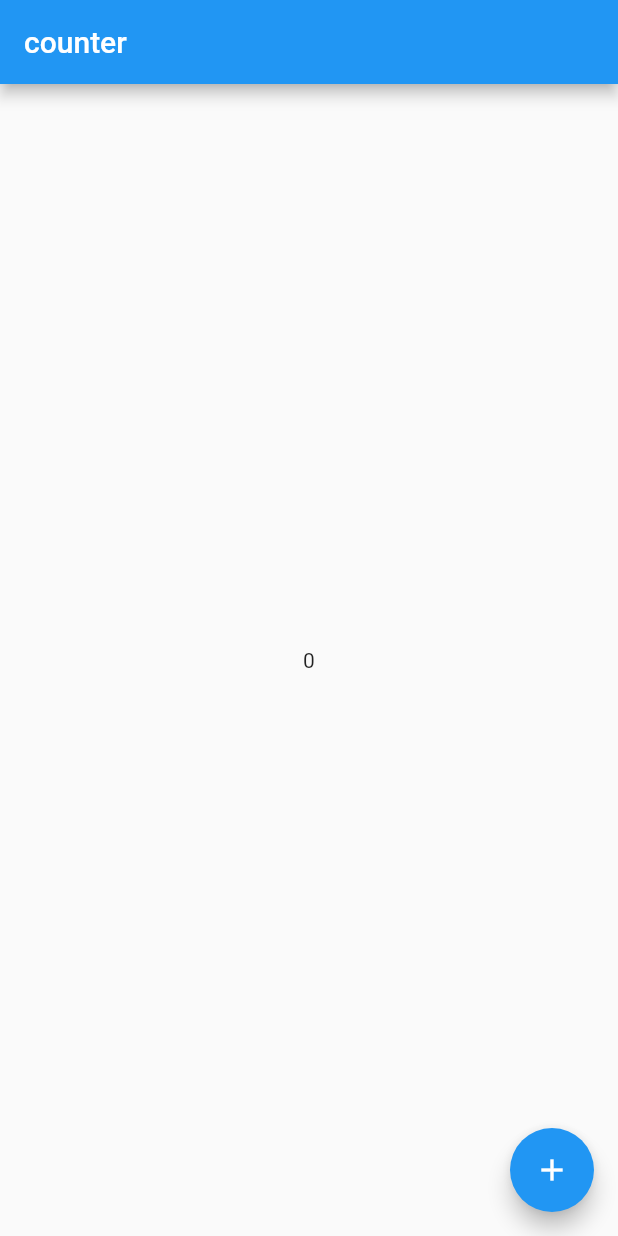
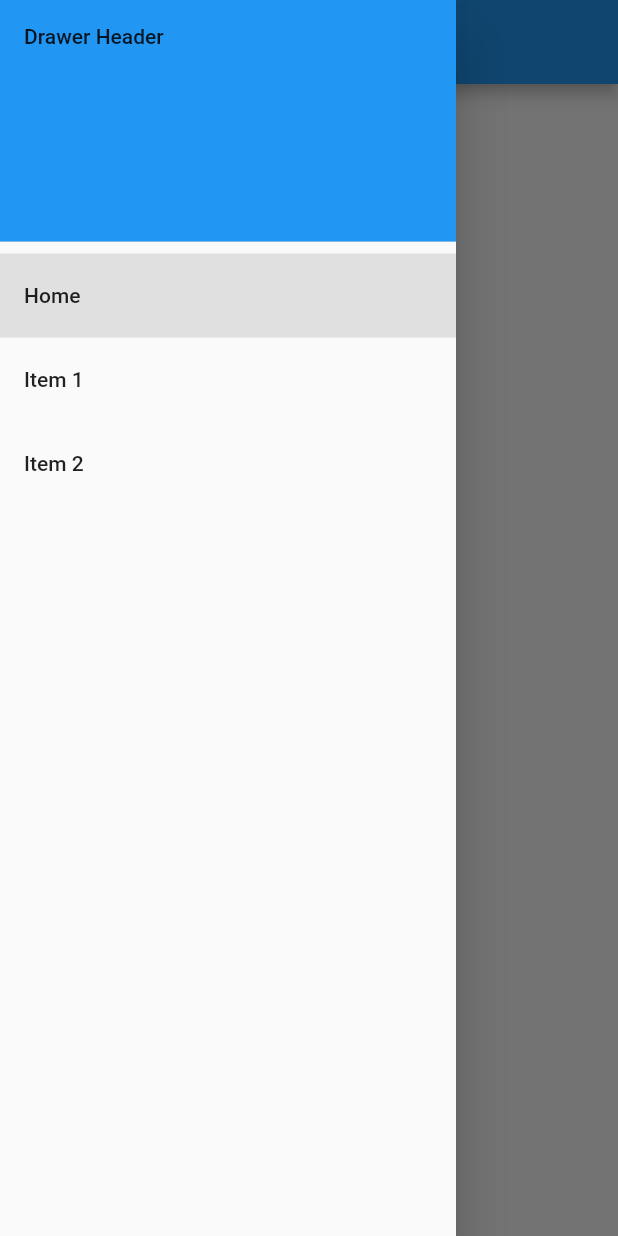
Before and after one commit to monkeyidesign/sample_getx_app, a Flutter app: the screen it shows after launch, with the side drawer open (before the commit the screen has no drawer), on a phone screen of 412 x 824 dp. Run offline on Flutter 3.47's test engine with Material 2 defaults, Android fonts, the phone set to English and light mode, and no system bars; our stand-ins replace get.

Commit message:
Adding Drawer

```diff
--- a/lib/main.dart
+++ b/lib/main.dart
@@ -1,19 +1,33 @@
 import 'package:flutter/material.dart';
 import 'package:get/get.dart';
+import 'screens/Page1/Page1.dart';
+import 'screens/Page1/Page1Binding.dart';
+import 'screens/Page2/Page2.dart';
+import 'screens/Page2/Page2Binding.dart';
+import 'screens/home/Home.dart';
+import 'screens/home/HomeBinding.dart';
 
-void main() => runApp(MaterialApp(home: Home()));
 
-class Home extends StatelessWidget {
-  var count = 0.obs;
-
-  @override
-  Widget build(context) => Scaffold(
-      appBar: AppBar(title: Text("counter")),
-      body: Center(
-        child: Obx(() => Text("$count")),
+void main() {
+  runApp(GetMaterialApp(
+    navigatorKey: Get.key,
+    initialRoute: '/home',
+    getPages: [
+      GetPage(
+        name: '/home',
+        page: () => Home(),
+        binding: HomeBinding(),
       ),
-      floatingActionButton: FloatingActionButton(
-        child: Icon(Icons.add),
-        onPressed: () => count++,
-      ));
+      GetPage(
+        name: '/page1',
+        page: () => Page1(),
+        binding: Page1Binding(),
+      ),
+      GetPage(
+        name: '/page2',
+        page: () => Page2(),
+        binding: Page2Binding(),
+      ),
+    ],
+  ));
 }
--- /dev/null
+++ b/lib/screens/home/Home.dart
@@ -0,0 +1,17 @@
+import 'package:flutter/material.dart';
+import 'package:get/get.dart';
+import '../../shared/MainDrawer.dart';
+import 'HomeController.dart';
+
+class Home extends GetView<HomeController> {
+  @override
+  Widget build(BuildContext context) {
+    return Scaffold(
+      appBar: AppBar(title: Text("APP DRAWER")),
+      body: Center(
+        child: Text('Home'),
+      ),
+      drawer: MainDrawer(),
+    );
+  }
+}
--- /dev/null
+++ b/lib/shared/MainDrawer.dart
@@ -0,0 +1,46 @@
+import 'package:flutter/material.dart';
+import 'package:get/get.dart';
+
+class MainDrawer extends StatelessWidget {
+  @override
+  Widget build(BuildContext context) {
+    return Drawer(
+      child: ListView(
+        padding: EdgeInsets.zero,
+        children: <Widget>[
+          DrawerHeader(
+            child: Text('Drawer Header'),
+            decoration: BoxDecoration(
+              color: Colors.blue,
+            ),
+          ),
+          ListTile(
+            title: Text('Home'),
+            tileColor: Get.currentRoute == '/home' ? Colors.grey[300] : null,
+            onTap: () {
+              print(Get.currentRoute);
+              Get.back();
+              Get.offNamed('/home');
+            },
+          ),
+          ListTile(
+            title: Text('Item 1'),
+            tileColor: Get.currentRoute == '/page1' ? Colors.grey[300] : null,
+            onTap: () {
+              Get.back();
+              Get.offNamed('/page1');
+            },
+          ),
+          ListTile(
+            title: Text('Item 2'),
+            tileColor: Get.currentRoute == '/page2' ? Colors.grey[300] : null,
+            onTap: () {
+              Get.back();
+              Get.offNamed('/page2');
+            },
+          ),
+        ],
+      ),
+    );
+  }
+}
```
Also changed, not shown: lib/screens/Page1/Page1.dart (added, +17 -0 lines), lib/screens/Page1/Page1Binding.dart (added, +9 -0 lines), lib/screens/Page1/Page1Controller.dart (added, +23 -0 lines), lib/screens/Page2/Page2.dart (added, +17 -0 lines), lib/screens/Page2/Page2Binding.dart (added, +9 -0 lines), lib/screens/Page2/Page2Controller.dart (added, +23 -0 lines), lib/screens/home/HomeBinding.dart (added, +10 -0 lines), lib/screens/home/HomeController.dart (added, +15 -0 lines), pubspec.lock, 2 other files.
